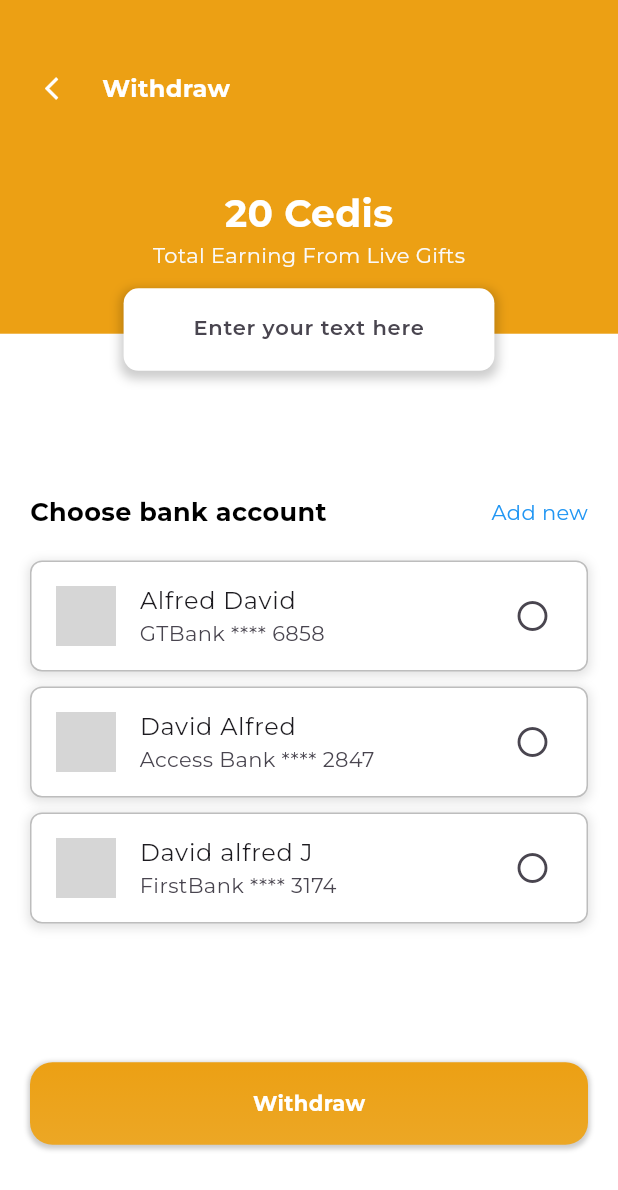
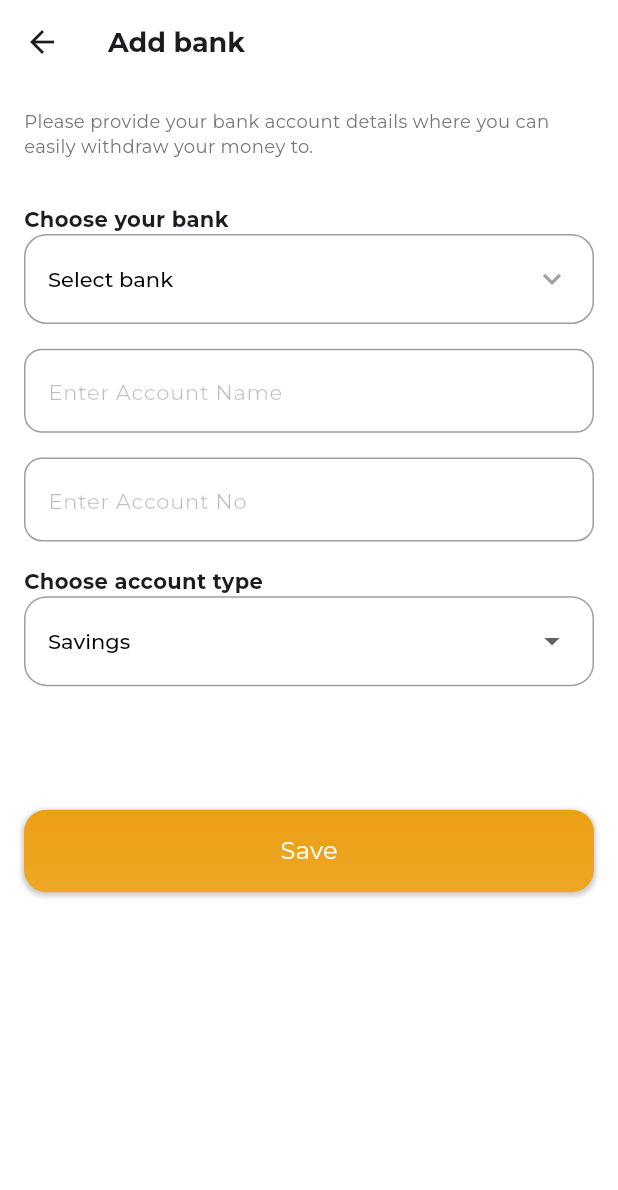
Before and after one commit to Christentimmy/Echodate, a Flutter app: the screen it shows after launch, on a phone screen of 412 x 824 dp. Shown: the top 1190 px of the screen. Run offline on Flutter 3.47's test engine with Material 3 defaults, Android fonts, the light colour scheme and no system bars; our stand-ins replace cached_network_image, flutter_card_swiper, font_awesome_flutter, get, google_fonts, image_picker and 2 more; missing offline and left inert: custom_sliding_segmented_control; grey boxes are pictures that could not be loaded.

Commit message:
add bank screen

```diff
--- /dev/null
+++ b/lib/app/modules/withdraw/views/add_bank_screen.dart
@@ -0,0 +1,186 @@
+import 'package:echodate/app/widget/custom_button.dart';
+import 'package:echodate/app/widget/custom_textfield.dart';
+import 'package:flutter/material.dart';
+import 'package:get/get.dart';
+import 'package:google_fonts/google_fonts.dart';
+
+class AddBankScreen extends StatefulWidget {
+  const AddBankScreen({super.key});
+
+  @override
+  State<AddBankScreen> createState() => _AddBankScreenState();
+}
+
+class _AddBankScreenState extends State<AddBankScreen> {
+  RxString selectedBank = 'Select bank'.obs;
+  RxString accountName = ''.obs;
+  RxString accountNumber = ''.obs;
+  RxString selectedAccountType = 'Savings'.obs;
+
+  List<String> banks = [
+    'Select bank',
+    'GTBank',
+    'Access Bank',
+    'FirstBank',
+  ];
+
+  List<String> accountTypes = [
+    'Savings',
+    'Current',
+  ];
+
+  @override
+  Widget build(BuildContext context) {
+    return Scaffold(
+      appBar: AppBar(
+        backgroundColor: Colors.white,
+        title: const Text(
+          'Add bank',
+          style: TextStyle(
+            fontSize: 18,
+            fontWeight: FontWeight.bold,
+          ),
+        ),
+        leading: IconButton(
+          icon: const Icon(Icons.arrow_back),
+          onPressed: () {
+            Navigator.pop(context);
+          },
+        ),
+      ),
+      body: SingleChildScrollView(
+        child: Padding(
+          padding: const EdgeInsets.all(16.0),
+          child: Column(
+            crossAxisAlignment: CrossAxisAlignment.start,
+            children: [
+              Text(
+                'Please provide your bank account details where you can easily withdraw your money to.',
+                style: TextStyle(
+                  fontSize: 12.0,
+                  color: Colors.grey.shade600,
+                ),
+              ),
+              const SizedBox(height: 30.0),
+              const Text(
+                'Choose your bank',
+                style: TextStyle(
+                  fontWeight: FontWeight.bold,
+                ),
+              ),
+              Obx(
+                () => Container(
+                  height: 60,
+                  padding: const EdgeInsets.symmetric(horizontal: 15),
+                  decoration: BoxDecoration(
+                    borderRadius: BorderRadius.circular(15),
+                    color: Colors.white,
+                    border: Border.all(
+                      color: Colors.grey,
+                      width: 1.0,
+                    ),
+                  ),
+                  child: DropdownButtonHideUnderline(
+                    child: DropdownButton<String>(
+                      value: selectedBank.value,
+                      isExpanded: true,
+                      icon: const Icon(
+                        Icons.keyboard_arrow_down,
+                        color: Colors.grey,
+                      ),
+                      dropdownColor: Colors.white,
+                      style: GoogleFonts.montserrat(
+                        fontSize: 14,
+                        color: Colors.black,
+                        fontWeight: FontWeight.w500,
+                      ),
+                      onChanged: (String? newValue) {
+                        selectedBank.value = newValue!;
+                      },
+                      items:
+                          banks.map<DropdownMenuItem<String>>((String value) {
+                        return DropdownMenuItem<String>(
+                          value: value,
+                          child: Text(value),
+                        );
+                      }).toList(),
+                    ),
+                  ),
+                ),
+              ),
+              SizedBox(height: Get.height * 0.02),
+              CustomTextField(
+                hintText: "Enter Account Name",
+                onChanged: (value) {
+                  accountName.value = value;
+                },
+              ),
+              SizedBox(height: Get.height * 0.02),
+              CustomTextField(
+                keyboardType: TextInputType.number,
+                hintText: "Enter Account No",
+                onChanged: (value) {
+                  accountNumber.value = value;
+                },
+              ),
+              SizedBox(height: Get.height * 0.02),
+              const Text(
+                'Choose account type',
+                style: TextStyle(
+                  fontWeight: FontWeight.bold,
+                ),
+              ),
+              Obx(
+                () => Container(
+                  height: 60,
+                  padding: const EdgeInsets.symmetric(horizontal: 15),
+                  decoration: BoxDecoration(
+                    borderRadius: BorderRadius.circular(15),
+                    color: Colors.white,
+                    border: Border.all(
+                      color: Colors.grey,
+                      width: 1.0,
+                    ),
+                  ),
+                  child: DropdownButtonHideUnderline(
+                    child: DropdownButton<String>(
+                      value: selectedAccountType.value,
+                      isExpanded: true,
+                      dropdownColor: Colors.white,
+                      style: GoogleFonts.montserrat(
+                        fontSize: 14,
+                        color: Colors.black,
+                        fontWeight: FontWeight.w500,
+                      ),
+                      onChanged: (String? newValue) {
+                        selectedAccountType.value = newValue!;
+                      },
+                      items: accountTypes
+                          .map<DropdownMenuItem<String>>((String value) {
+                        return DropdownMenuItem<String>(
+                          value: value,
+                          child: Text(value),
+                        );
+                      }).toList(),
+                    ),
+                  ),
+                ),
+              ),
+              SizedBox(height: Get.height * 0.1),
+              CustomButton(
+                ontap: () {},
+                child: const Text(
+                  "Save",
+                  style: TextStyle(
+                    fontSize: 16,
+                    color: Colors.white,
+                  ),
+                ),
+              )
+            ],
+          ),
+        ),
+      ),
+    );
+  }
+}
--- a/lib/app/modules/withdraw/views/withdrawal_screen.dart
+++ b/lib/app/modules/withdraw/views/withdrawal_screen.dart
@@ -134,7 +134,7 @@ class WithdrawalScreen extends StatelessWidget {
               ],
             ),
           ),
-          SizedBox(height: Get.height * 0.1),
+          SizedBox(height: Get.height * 0.02),
           Padding(
             padding: const EdgeInsets.symmetric(
               horizontal: 20,
@@ -217,7 +217,7 @@ class WithdrawalScreen extends StatelessWidget {
                     },
                   ),
                 ),
-                const SizedBox(height: 10),
+                SizedBox(height: Get.height * 0.1),
                 CustomButton(
                   ontap: () {},
                   child: const Text(
--- a/lib/app/widget/custom_textfield.dart
+++ b/lib/app/widget/custom_textfield.dart
@@ -3,7 +3,7 @@ import 'package:flutter/material.dart';
 
 // ignore: must_be_immutable
 class CustomTextField extends StatelessWidget {
-  final TextEditingController controller;
+  TextEditingController? controller;
   final String hintText;
   TextStyle? hintStyle;
   TextStyle? textStyle;
@@ -29,7 +29,7 @@ class CustomTextField extends StatelessWidget {
     this.enabledBorder,
     this.onChanged,
     this.errorText,
-    required this.controller,
+    this.controller,
     this.prefixIcon,
     this.suffixIcon,
     this.bgColor,
--- a/lib/main.dart
+++ b/lib/main.dart
@@ -1,4 +1,4 @@
-import 'package:echodate/app/modules/splash/views/splash_screen.dart';
+import 'package:echodate/app/modules/withdraw/views/add_bank_screen.dart';
 import 'package:echodate/app/modules/withdraw/views/withdrawal_screen.dart';
 import 'package:flutter/material.dart';
 import 'package:get/get.dart';
@@ -21,7 +21,7 @@ class MainApp extends StatelessWidget {
         splashFactory: NoSplash.splashFactory,
         scaffoldBackgroundColor: Colors.white,
       ),
-      home: WithdrawalScreen(),
+      home: AddBankScreen(),
     );
   }
 }
```
